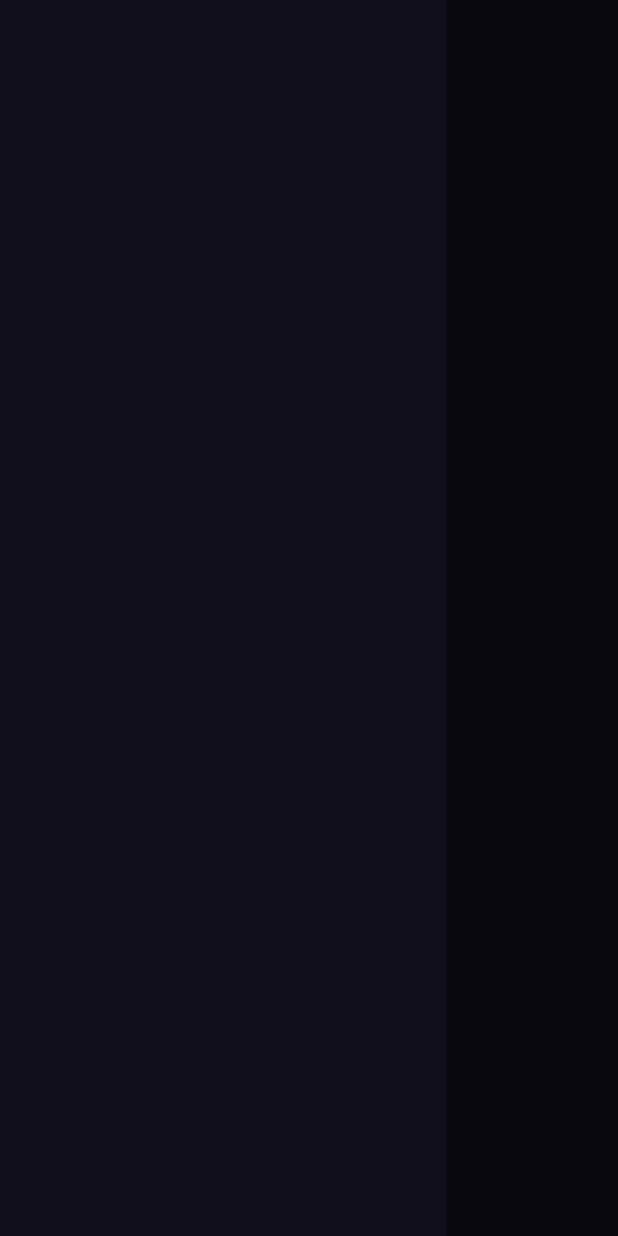
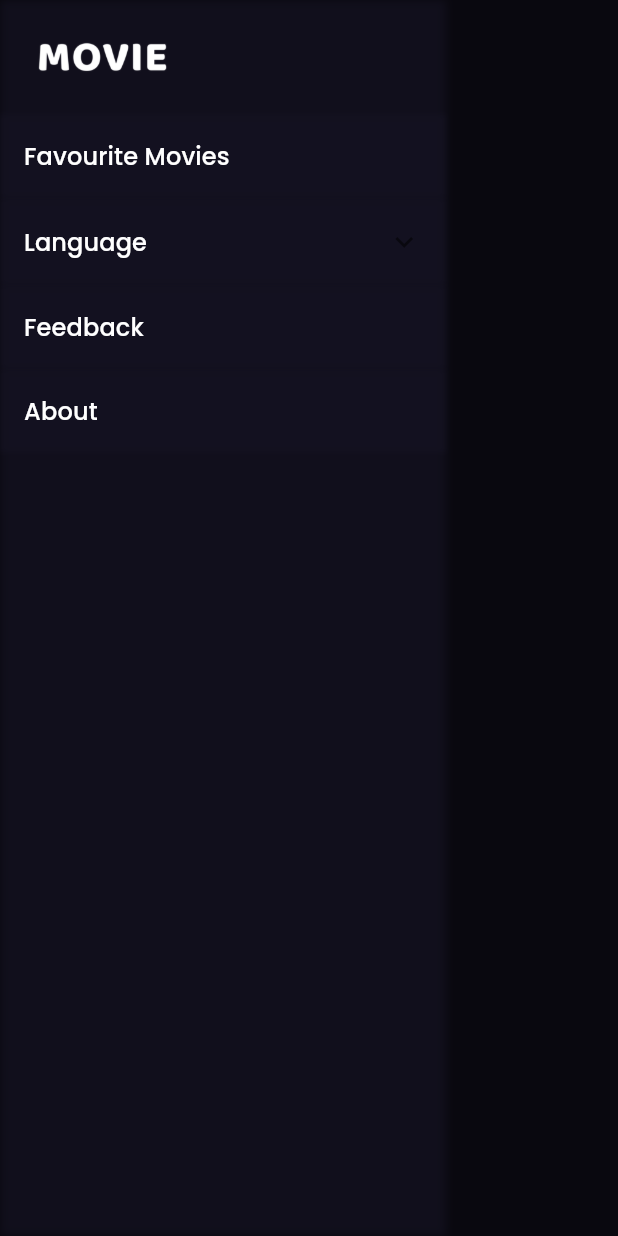
Before and after one commit to abusayed10809/tb_movie_app, a Flutter app: the screen it shows after launch, with the side drawer open, on a phone screen of 412 x 824 dp. Run offline on Flutter 3.47's test engine with Material 2 defaults, Android fonts, the phone set to English and light mode, and no system bars; our stand-ins replace bloc, cached_network_image, dartz, equatable, flutter_bloc, flutter_screenutil and 3 more; network calls fail.

Commit message:
nav drawer added

```diff
--- a/lib/presentation/journeys/drawer/navigation_drawer.dart
+++ b/lib/presentation/journeys/drawer/navigation_drawer.dart
@@ -1,5 +1,8 @@
 import 'package:flutter/material.dart';
 import 'package:flutter_screenutil/flutter_screenutil.dart';
+import 'package:tb_movie_app/presentation/journeys/drawer/navigation_expanded_list_tile.dart';
+import 'package:tb_movie_app/presentation/journeys/drawer/navigation_list_item.dart';
+import 'package:tb_movie_app/presentation/widget/logo.dart';
 
 class NavigationDrawer extends StatelessWidget {
   const NavigationDrawer({Key? key}) : super(key: key);
@@ -8,7 +11,39 @@ class NavigationDrawer extends StatelessWidget {
   Widget build(BuildContext context) {
     return Container(
       width: 260.w,
-      color: Theme.of(context).primaryColor.withOpacity(0.7),
+      decoration: BoxDecoration(
+        boxShadow: [
+          BoxShadow(
+            color: Theme.of(context).primaryColor.withOpacity(0.7),
+            blurRadius: 4,
+          ),
+        ],
+      ),
+      child: SafeArea(
+        child: Column(
+          crossAxisAlignment: CrossAxisAlignment.start,
+          children: [
+            Padding(
+              padding: EdgeInsets.only(
+                top: 20.h,
+                bottom: 20.h,
+                left: 20.w,
+              ),
+              child: Logo(
+                height: 20.h,
+              ),
+            ),
+            NavigationListItem(title: 'Favourite Movies', onPressed: () {}),
+            NavigationExpandedListItem(
+              title: 'Language',
+              onPressed: () {},
+              children: ['English', 'Spanish'],
+            ),
+            NavigationListItem(title: 'Feedback', onPressed: () {}),
+            NavigationListItem(title: 'About', onPressed: () {}),
+          ],
+        ),
+      ),
     );
   }
 }
--- /dev/null
+++ b/lib/presentation/journeys/drawer/navigation_expanded_list_tile.dart
@@ -0,0 +1,38 @@
+import 'package:flutter/material.dart';
+import 'package:tb_movie_app/presentation/journeys/drawer/navigation_list_item.dart';
+
+class NavigationExpandedListItem extends StatelessWidget {
+
+  final String title;
+  final VoidCallback onPressed;
+  final List<String> children;
+
+  const NavigationExpandedListItem({Key? key, required this.title, required this.onPressed, required this.children}) : super(key: key);
+
+  @override
+  Widget build(BuildContext context) {
+    return GestureDetector(
+      onTap: onPressed,
+      child: Container(
+        decoration: BoxDecoration(
+          boxShadow: [
+            BoxShadow(
+              color: Theme.of(context).primaryColor.withOpacity(0.7),
+              blurRadius: 2,
+            ),
+          ],
+        ),
+        child: ExpansionTile(
+          title: Text(
+            title,
+            style: Theme.of(context).textTheme.subtitle2,
+          ),
+          children: [
+            for(int i=0; i<children.length; i++)
+              NavigationSubListItem(title: children[i], onPressed: (){}),
+          ],
+        ),
+      ),
+    );
+  }
+}
--- /dev/null
+++ b/lib/presentation/journeys/drawer/navigation_list_item.dart
@@ -0,0 +1,66 @@
+import 'package:flutter/material.dart';
+import 'package:flutter_screenutil/flutter_screenutil.dart';
+
+class NavigationListItem extends StatelessWidget {
+
+  final String title;
+  final VoidCallback onPressed;
+
+  const NavigationListItem({Key? key, required this.title, required this.onPressed}) : super(key: key);
+
+  @override
+  Widget build(BuildContext context) {
+    return GestureDetector(
+      onTap: onPressed,
+      child: Container(
+        decoration: BoxDecoration(
+          boxShadow: [
+            BoxShadow(
+              color: Theme.of(context).primaryColor.withOpacity(0.7),
+              blurRadius: 2,
+            ),
+          ],
+        ),
+        child: ListTile(
+          title: Text(
+            title,
+            style: Theme.of(context).textTheme.subtitle2,
+          ),
+        ),
+      ),
+    );
+  }
+}
+
+
+class NavigationSubListItem extends StatelessWidget {
+
+  final String title;
+  final VoidCallback onPressed;
+
+  const NavigationSubListItem({Key? key, required this.title, required this.onPressed}) : super(key: key);
+
+  @override
+  Widget build(BuildContext context) {
+    return GestureDetector(
+      onTap: onPressed,
+      child: Container(
+        decoration: BoxDecoration(
+          boxShadow: [
+            BoxShadow(
+              color: Theme.of(context).primaryColor.withOpacity(0.7),
+              blurRadius: 2,
+            ),
+          ],
+        ),
+        child: ListTile(
+          contentPadding: EdgeInsets.only(left: 30.w),
+          title: Text(
+            title,
+            style: Theme.of(context).textTheme.subtitle2,
+          ),
+        ),
+      ),
+    );
+  }
+}
--- a/lib/presentation/movie_app.dart
+++ b/lib/presentation/movie_app.dart
@@ -19,6 +19,7 @@ class MovieApp extends StatelessWidget {
           title: 'Movie App',
           theme: ThemeData(
             primaryColor: AppColor.vulcanColor,
+            accentColor: AppColor.royalBlueColor,
             scaffoldBackgroundColor: AppColor.vulcanColor,
             visualDensity: VisualDensity.adaptivePlatformDensity,
             textTheme: AppText.getTextTheme(),
```
Also changed, not shown: pubspec.lock.
